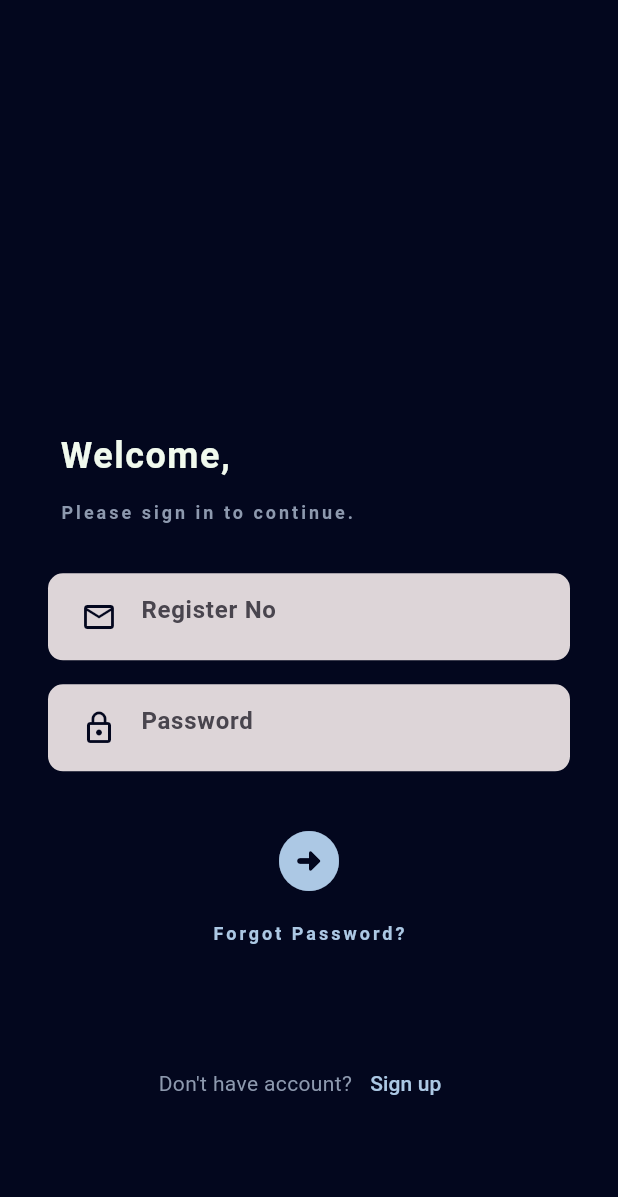
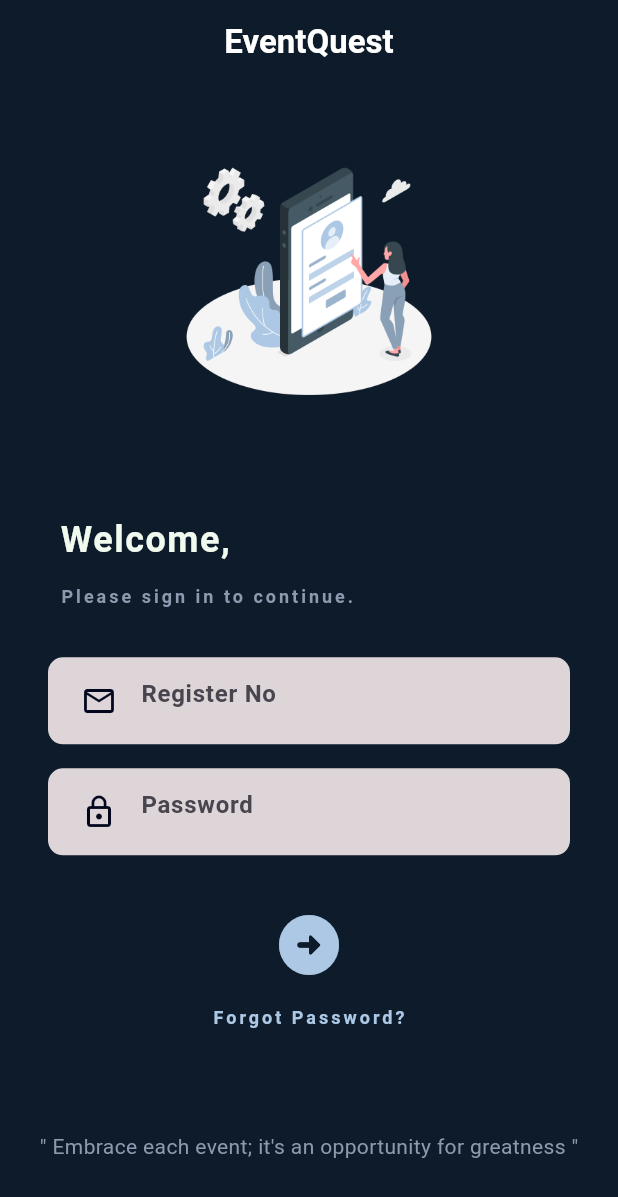
Before and after one commit to vansh132/EventQuest, a Flutter app: the screen it shows after launch, on a phone screen of 412 x 824 dp. Shown: the top 1197 px of the screen. Run offline on Flutter 3.47's test engine with Material 3 defaults, Android fonts, the phone set to English and light mode, and no system bars; our stand-ins replace carousel_slider, photo_view.

Commit message:
login screen - image and content corrected

```diff
--- a/lib/router.dart
+++ b/lib/router.dart
@@ -1,4 +1,4 @@
-import 'package:eventquest/custome_navigation_botttom_bar.dart';
+import 'package:eventquest/custom_navigation_botttom_bar.dart';
 import 'package:eventquest/screens/detailed_screens/announcement_detail_screen.dart';
 import 'package:eventquest/screens/detailed_screens/event_detail_screen.dart';
 import 'package:eventquest/screens/event_screen.dart';
--- a/lib/screens/login_screen.dart
+++ b/lib/screens/login_screen.dart
@@ -1,6 +1,5 @@
-import 'package:eventquest/custome_navigation_botttom_bar.dart';
+import 'package:eventquest/custom_navigation_botttom_bar.dart';
 import 'package:eventquest/screens/constants/utils.dart';
-import 'package:eventquest/screens/signup_screen.dart';
 import 'package:flutter/material.dart';
 
 class LoginScreen extends StatefulWidget {
@@ -36,7 +35,18 @@ class _LoginScreenState extends State<LoginScreen> {
   @override
   Widget build(BuildContext context) {
     return Scaffold(
-      backgroundColor: const Color(0xff03071e),
+      appBar: AppBar(
+        backgroundColor: Color(0xff0D1B2A),
+        title: Text(
+          "EventQuest",
+          style: TextStyle(
+            color: Colors.white,
+            fontWeight: FontWeight.w700,
+          ),
+        ),
+        centerTitle: true,
+      ),
+      backgroundColor: const Color(0xff0D1B2A),
       body: SingleChildScrollView(
         child: Padding(
           padding: const EdgeInsets.all(8.0),
@@ -48,7 +58,7 @@ class _LoginScreenState extends State<LoginScreen> {
                 padding: const EdgeInsets.all(8),
                 width: MediaQuery.of(context).size.width,
                 height: MediaQuery.of(context).size.height * 0.30,
-                // child: Image.asset('assets/login_image.png'),
+                child: Image.asset('assets/images/login_image.png'),
               ),
               Container(
                 // color: Colors.red,
@@ -190,7 +200,7 @@ class _LoginScreenState extends State<LoginScreen> {
                       ),
                       onPressed: () {
                         showSnackBar(context,
-                            "Under maintainance, contact admin@presidency.edu.in for further procedure");
+                            "Under maintainance, contact admin@christuniversity.edu.in for further procedure");
                       },
                     ),
                   ],
@@ -207,10 +217,10 @@ class _LoginScreenState extends State<LoginScreen> {
                       mainAxisAlignment: MainAxisAlignment.center,
                       children: [
                         const Text(
-                          "Don't have account?",
+                          "\" Embrace each event; it's an opportunity for greatness \"",
                           style: TextStyle(color: Color(0xff8d99ae)),
                         ),
-                        TextButton(
+                        /* TextButton(
                           onPressed: () {
                             Navigator.of(context).pushNamed(
                               SignupScreen.routeName,
@@ -222,7 +232,7 @@ class _LoginScreenState extends State<LoginScreen> {
                               color: Color(0xffACC8E4),
                             ),
                           ),
-                        )
+                        ) */
                       ],
                     )
                   ],
--- a/pubspec.yaml
+++ b/pubspec.yaml
@@ -77,6 +77,7 @@ flutter:
     - assets/fonts/Roboto-Thin.ttf
     - assets/fonts/Roboto-ThinItalic.ttf
     - assets/images/christ-logo-color.png
+    - assets/images/login_image.png
 
   # An image asset can refer to one or more resolution-specific "variants", see
   # https://flutter.dev/assets-and-images/#resolution-aware
```
Also changed, not shown: lib/custom_navigation_botttom_bar.dart (renamed from lib/custome_navigation_botttom_bar.dart, +7 -7 lines), assets/images/login_image.png (added).
